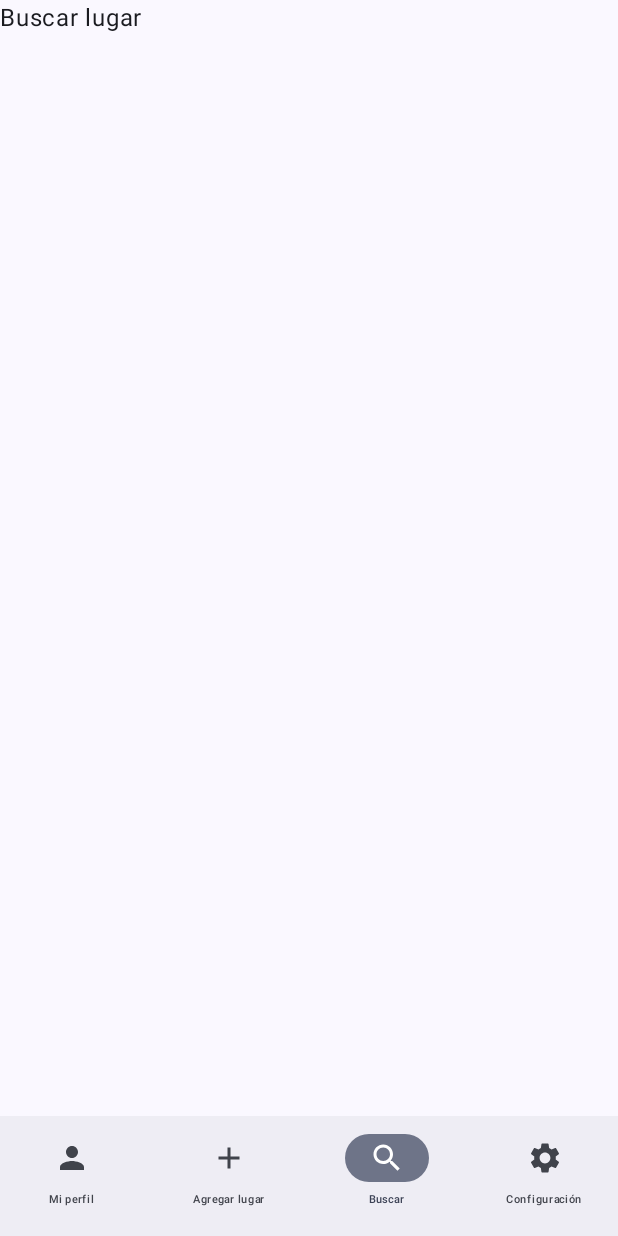
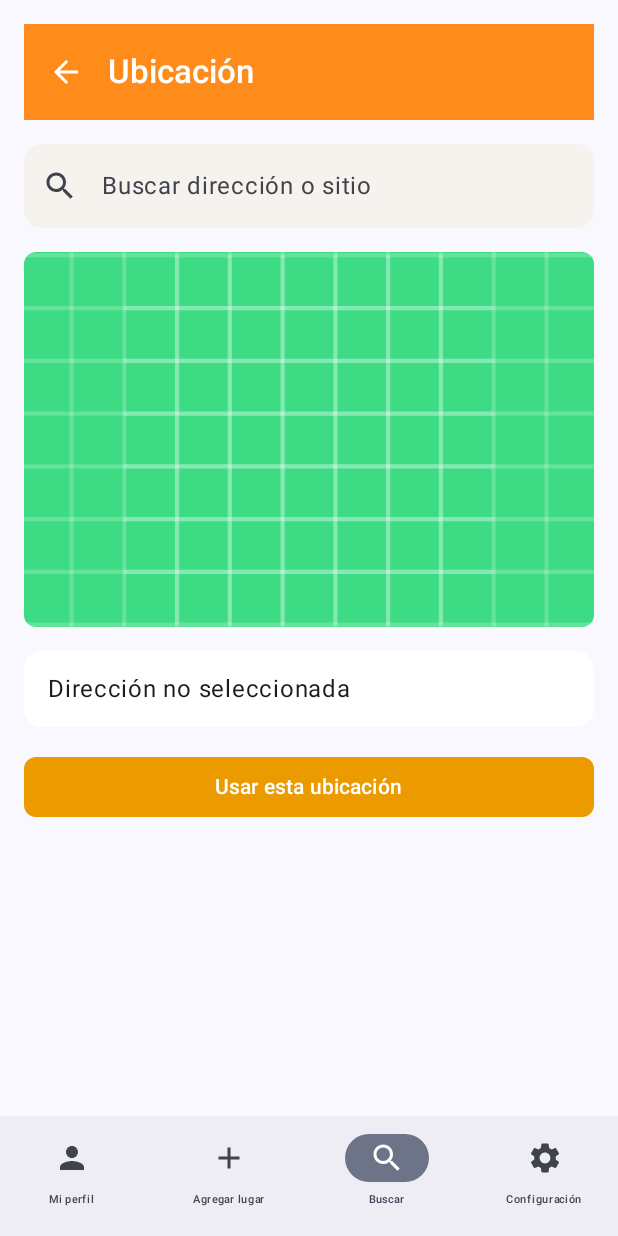
Before and after one commit to dvdm12/unilocal, an Android app built with Jetpack Compose: the NavHomeUser screen opened through its navigation route, item 3 of the bottom bar chosen, on a phone screen of 412 x 824 dp. Run offline under Robolectric (Android 15) with nearby library versions, the phone set to English and light mode, and no system bars.

Commit message:
i've added map search

```diff
--- a/app/src/main/java/com/example/unilocal/model/Place.kt
+++ b/app/src/main/java/com/example/unilocal/model/Place.kt
@@ -5,8 +5,7 @@ data class Place(
     val name: String,
     val description: String,
     val category: PlaceCategory,
-    val latitude: Double,
-    val longitude: Double,
+    val address: String,
     val phone: String,
     val status: PlaceStatus,
     val avgRating: Double,
--- a/app/src/main/java/com/example/unilocal/model/PlaceBuilderDSL.kt
+++ b/app/src/main/java/com/example/unilocal/model/PlaceBuilderDSL.kt
@@ -7,8 +7,8 @@ class PlaceBuilderDSL {
     var name: String = ""
     var description: String = ""
     var category: PlaceCategory = PlaceCategory.RESTAURANT
-    var latitude: Double = 0.0
-    var longitude: Double = 0.0
+
+    var address: String = ""
     var phone: String = ""
     var status: PlaceStatus = PlaceStatus.PENDING
     var avgRating: Double = 0.0
@@ -24,8 +24,7 @@ class PlaceBuilderDSL {
             name = name,
             description = description,
             category = category,
-            latitude = latitude,
-            longitude = longitude,
+            address=address,
             phone = phone,
             status = status,
             avgRating = avgRating,
--- a/app/src/main/java/com/example/unilocal/ui/screens/user/settings/Forgotten.kt
+++ b/app/src/main/java/com/example/unilocal/ui/screens/Forgotten.kt
@@ -1,4 +1,4 @@
-package com.example.unilocal.ui.screens.user.settings
+package com.example.unilocal.ui.screens
 
 import androidx.compose.foundation.clickable
 import androidx.compose.foundation.layout.*
--- a/app/src/main/java/com/example/unilocal/ui/screens/Navigation.kt
+++ b/app/src/main/java/com/example/unilocal/ui/screens/Navigation.kt
@@ -6,7 +6,6 @@ import androidx.navigation.compose.composable
 import androidx.navigation.compose.rememberNavController
 import com.example.unilocal.ui.config.RouteScreen
 import com.example.unilocal.ui.screens.user.NavHomeUser
-import com.example.unilocal.ui.screens.user.settings.ForgotPasswordScreen
 
 @Composable
 fun Navigation() {
--- a/app/src/main/java/com/example/unilocal/ui/screens/user/nav/UserNavigation.kt
+++ b/app/src/main/java/com/example/unilocal/ui/screens/user/nav/UserNavigation.kt
@@ -6,10 +6,9 @@ import androidx.navigation.NavHostController
 import androidx.navigation.compose.NavHost
 import androidx.navigation.compose.composable
 import androidx.navigation.compose.currentBackStackEntryAsState
+import com.example.unilocal.ui.screens.user.create_places.PlaceDetailsScreen
 import com.example.unilocal.ui.screens.user.tabs.EditProfileScreen
 import com.example.unilocal.ui.screens.user.tabs.HomeUser
-import com.example.unilocal.ui.screens.user.tabs.AddPlace
-import com.example.unilocal.ui.screens.user.tabs.MyPlaces
 import com.example.unilocal.ui.screens.user.tabs.SearchPlace
 
 @Composable
@@ -28,7 +27,7 @@ fun UserNavigation(
         }
 
         composable(UserNavItem.ADD.route) {
-            AddPlace()
+            PlaceDetailsScreen()
         }
         composable(UserNavItem.SEARCH.route) {
             SearchPlace()
@@ -37,6 +36,7 @@ fun UserNavigation(
         composable(UserNavItem.SETTINGS.route) {
             EditProfileScreen()
         }
+
     }
 }
 
--- a/app/src/main/java/com/example/unilocal/ui/screens/user/tabs/EditProfileScreen.kt
+++ b/app/src/main/java/com/example/unilocal/ui/screens/user/tabs/EditProfileScreen.kt
@@ -347,7 +347,12 @@ fun ActionButtons(
  * Preview composable for the Edit Profile screen.
  * Used to display a preview of EditProfileScreen in the Android Studio design editor.
  */
-@Preview(showBackground = true)
+@Preview(
+    name = "Pantalla completa",
+    showSystemUi = true,
+    showBackground = true,
+    device = "spec:width=411dp,height=1200dp,dpi=440"
+)
 @Composable
 fun EditProfilePreview() {
     EditProfileScreen()
--- a/app/src/main/java/com/example/unilocal/ui/screens/user/tabs/MyPlaces.kt
+++ /dev/null
@@ -1,9 +0,0 @@
-package com.example.unilocal.ui.screens.user.tabs
-
-import androidx.compose.material3.Text
-import androidx.compose.runtime.Composable
-
-@Composable
-fun MyPlaces() {
-    Text("Mis lugares")
-}
--- a/app/src/main/java/com/example/unilocal/ui/screens/user/tabs/SearchPlace.kt
+++ b/app/src/main/java/com/example/unilocal/ui/screens/user/tabs/SearchPlace.kt
@@ -1,7 +1,162 @@
 package com.example.unilocal.ui.screens.user.tabs
 
-import androidx.compose.material3.Text
-import androidx.compose.runtime.Composable
+import androidx.compose.foundation.Image
+import androidx.compose.foundation.background
+import androidx.compose.foundation.layout.*
+import androidx.compose.foundation.rememberScrollState
+import androidx.compose.foundation.shape.RoundedCornerShape
+import androidx.compose.foundation.verticalScroll
+import androidx.compose.material.icons.Icons
+import androidx.compose.material.icons.filled.Search
+import androidx.compose.material3.*
+import androidx.compose.runtime.*
+import androidx.compose.ui.Modifier
+import androidx.compose.ui.draw.clip
+import androidx.compose.ui.graphics.Color
+import androidx.compose.ui.layout.ContentScale
+import androidx.compose.ui.res.painterResource
+import androidx.compose.ui.res.stringResource
+import androidx.compose.ui.tooling.preview.Preview
+import androidx.compose.ui.unit.dp
+import com.example.unilocal.R
+import com.example.unilocal.ui.components.users.SimpleTopBar
 
+/**
+ * Screen for searching and selecting a place location.
+ * Allows the user to input an address, preview a map, and confirm the location.
+ * @param onClose Callback when the user closes the screen.
+ * @param onUseLocation Callback when the user confirms the location.
+ */
 @Composable
-fun SearchPlace() { Text("Buscar lugar") }
+fun SearchPlace(
+    onClose: () -> Unit={},
+    onUseLocation: () -> Unit={}
+) {
+    var address by remember { mutableStateOf("") }
+    val scrollState = rememberScrollState()
+
+    Column(
+        modifier = Modifier
+            .fillMaxSize()
+            .verticalScroll(scrollState)
+            .padding(16.dp)
+    ) {
+        SimpleTopBar(
+            title = stringResource(R.string.location_screen_title),
+            onLogoutClick = onClose
+        )
+
+        Spacer(modifier = Modifier.height(16.dp))
+
+        SearchLocationBar(
+            address = address,
+            onAddressChange = { address = it }
+        )
+
+        Spacer(modifier = Modifier.height(16.dp))
+
+        MapPreview()
+
+        Spacer(modifier = Modifier.height(16.dp))
+
+        SelectedAddressView(address)
+
+        Spacer(modifier = Modifier.height(16.dp))
+
+        ConfirmLocationButton(onUseLocation)
+    }
+}
+
+/**
+ * Text field for searching an address or location.
+ * @param address Current address input value.
+ * @param onAddressChange Callback for address input changes.
+ */
+@Composable
+fun SearchLocationBar(
+    address: String,
+    onAddressChange: (String) -> Unit
+) {
+    OutlinedTextField(
+        value = address,
+        onValueChange = onAddressChange,
+        placeholder = { Text(stringResource(R.string.search_placeholder)) },
+        leadingIcon = {
+            Icon(Icons.Default.Search, contentDescription = null)
+        },
+        modifier = Modifier
+            .fillMaxWidth()
+            .height(56.dp),
+        shape = RoundedCornerShape(12.dp),
+        colors = OutlinedTextFieldDefaults.colors(
+            focusedBorderColor = Color.Transparent,
+            unfocusedBorderColor = Color.Transparent,
+            focusedContainerColor = Color(0xFFF6F2EE),
+            unfocusedContainerColor = Color(0xFFF6F2EE),
+            cursorColor = Color.Black
+        )
+    )
+}
+
+/**
+ * Displays a preview image of the map.
+ */
+@Composable
+fun MapPreview() {
+    Image(
+        painter = painterResource(id = R.drawable.ic_launcher_background),
+        contentDescription = stringResource(R.string.map_preview_description),
+        modifier = Modifier
+            .fillMaxWidth()
+            .height(250.dp)
+            .clip(RoundedCornerShape(8.dp)),
+        contentScale = ContentScale.Crop
+    )
+}
+
+/**
+ * Shows the selected address or a placeholder if none is selected.
+ * @param address The selected address string.
+ */
+@Composable
+fun SelectedAddressView(address: String) {
+    Column(
+        modifier = Modifier
+            .fillMaxWidth()
+            .background(Color.White, RoundedCornerShape(12.dp))
+            .padding(16.dp)
+    ) {
+        Text(
+            text = address.ifBlank { stringResource(R.string.no_address_selected) },
+            style = MaterialTheme.typography.bodyLarge
+        )
+    }
+}
+
+/**
+ * Button to confirm and use the selected location.
+ * @param onUseLocation Callback when the button is clicked.
+ */
+@Composable
+fun ConfirmLocationButton(onUseLocation: () -> Unit) {
+    Button(
+        onClick = onUseLocation,
+        modifier = Modifier.fillMaxWidth(),
+        colors = ButtonDefaults.buttonColors(containerColor = Color(0xFFEB9B00)),
+        shape = RoundedCornerShape(8.dp)
+    ) {
+        Text(stringResource(R.string.use_this_location))
+    }
+}
+
+/**
+ * Preview for the SearchPlace screen.
+ */
+@Preview(showBackground = true)
+@Composable
+fun PreviewSearchPlace() {
+    SearchPlace(
+        onClose = {},
+        onUseLocation = {}
+    )
+}
--- a/app/src/main/res/values/strings.xml
+++ b/app/src/main/res/values/strings.xml
@@ -62,7 +62,7 @@
     <string name="user_username">@marianaOH09</string>
     <string name="user_location">Armenia, Quindío</string>
     <string name="my_places">Mis lugares</string>
-    <string name="search_placeholder">Buscar por nombre o categoría</string>
+    <string name="search_placeholder">Buscar dirección o sitio</string>
     <string name="filter_all">Todos</string>
     <string name="filter_published">Publicados</string>
     <string name="filter_pending">Pendientes</string>
@@ -194,6 +194,18 @@
     <string name="feature_parking">Parqueadero</string>
     <string name="feature_pet_friendly">Pet Friendly</string>
 
+    <string name="location_screen_title">Ubicación</string>
+    <string name="close_content_description">Cerrar</string>
+
+    <!-- Map -->
+    <string name="map_preview_description">Vista previa del mapa</string>
+
+    <!-- Address section -->
+    <string name="no_address_selected">Dirección no seleccionada</string>
+
+    <!-- Button -->
+    <string name="use_this_location">Usar esta ubicación</string>
+
 
 
 
```
Also changed, not shown: app/src/main/city-playstore.png (added), app/src/main/fore_map-playstore.png (added), app/src/main/map_-playstore.png (added).
